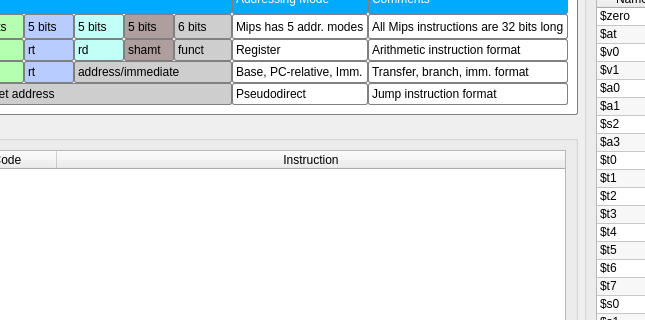
Above: FrontEnd/View/MainWindow.ui from edualvss/MipsSimulator before the change; both pictures show x 165 to 810 and y 83 to 403 of the 1060 by 771 pixel window. Below: the same form after it.
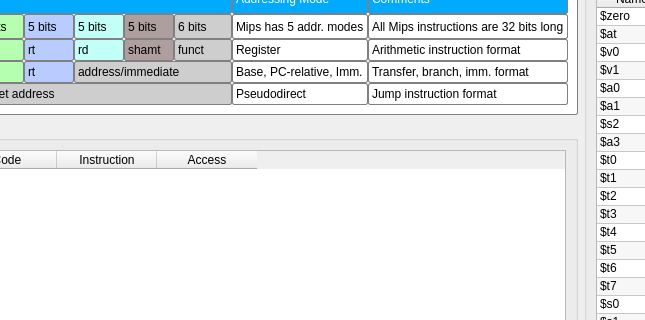
That is the form after the change. Icons and pictures are not drawn.

```diff
--- a/FrontEnd/View/MainWindow.ui
+++ b/FrontEnd/View/MainWindow.ui
@@ -790,9 +790,6 @@
            <attribute name="horizontalHeaderMinimumSectionSize">
             <number>100</number>
            </attribute>
-           <attribute name="horizontalHeaderStretchLastSection">
-            <bool>true</bool>
-           </attribute>
            <attribute name="verticalHeaderDefaultSectionSize">
             <number>22</number>
            </attribute>
@@ -814,6 +811,11 @@
              <string>Instruction</string>
             </property>
            </column>
+           <column>
+            <property name="text">
+             <string>Access</string>
+            </property>
+           </column>
           </widget>
          </item>
         </layout>
```
